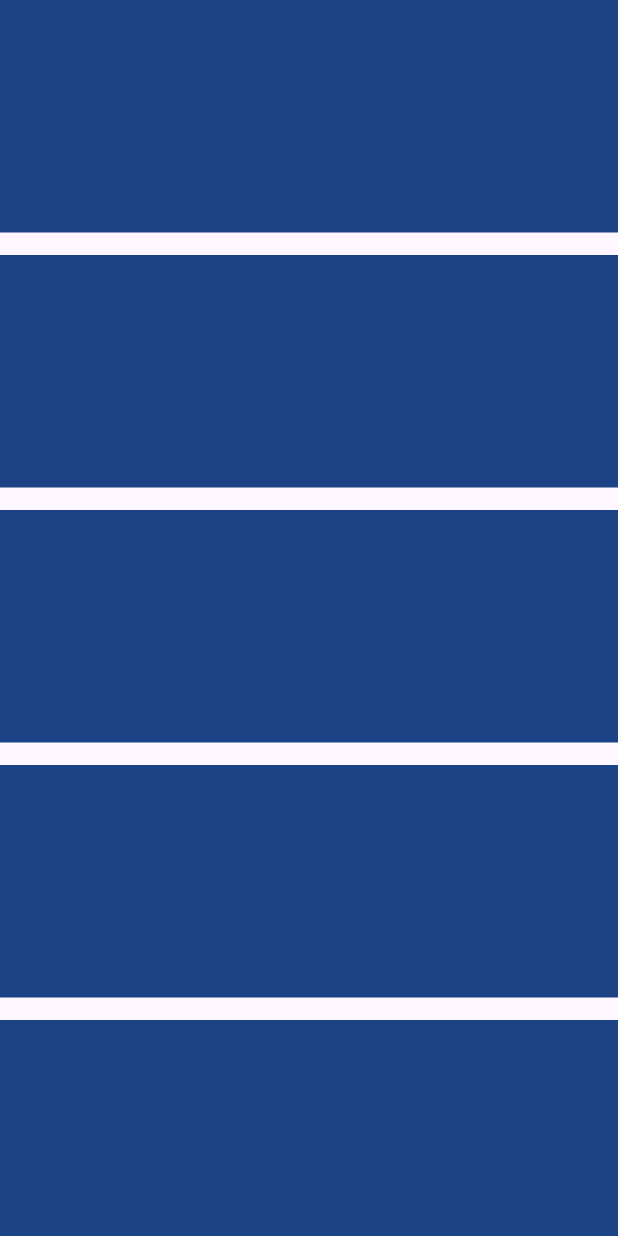
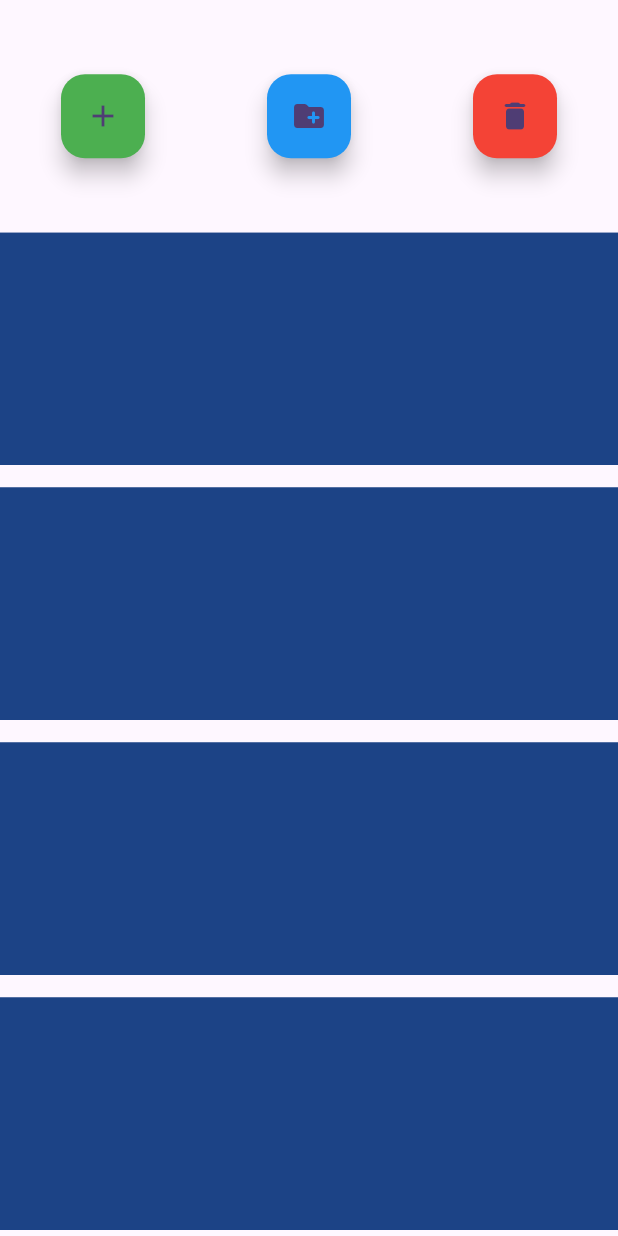
Before and after one commit to DerWolf01/fancy_list_view, a Flutter app: the screen it shows after launch, on a phone screen of 412 x 824 dp. Run offline on Flutter 3.47's test engine with Material 3 defaults, Android fonts, the light colour scheme and no system bars; missing offline and left inert: advanced_change_notifier.

Commit message:
Adding items works now. Adding at specfic index is buggy yet. Implementing the removeale of an item at specified index

```diff
--- a/lib/main.dart
+++ b/lib/main.dart
@@ -4,6 +4,7 @@ export 'package:fancy_list_view/src/fancy_list_view.dart';
 
 // Remove before publish
 import 'dart:math';
+import 'package:fancy_list_view/src/fancy_list_controller.dart';
 import 'package:flutter/material.dart';
 import 'package:fancy_list_view/src/fancy_list_view.dart';
 
@@ -11,9 +12,14 @@ void main() {
   runApp(const MyApp());
 }
 
-class MyApp extends StatelessWidget {
+class MyApp extends StatefulWidget {
   const MyApp({super.key});
 
+  @override
+  State<StatefulWidget> createState() => MyAppState();
+}
+
+class MyAppState extends State<MyApp> {
   // This widget is the root of your application.
   @override
   Widget build(BuildContext context) {
@@ -62,37 +68,57 @@ class MyHomePage extends StatefulWidget {
 }
 
 class _MyHomePageState extends State<MyHomePage> {
-  int _counter = 0;
-
-  void _incrementCounter() {
-    setState(() {
-      // This call to setState tells the Flutter framework that something has
-      // changed in this State, which causes it to rerun the build method below
-      // so that the display can reflect the updated values. If we changed
-      // _counter without calling setState(), then the build method would not be
-      // called again, and so nothing would appear to happen.
-      _counter++;
-    });
-  }
-
   @override
   Widget build(BuildContext context) {
-    // This method is rerun every time setState is called, for instance as done
-    // by the _incrementCounter method above.
-    //
-    // The Flutter framework has been optimized to make rerunning build methods
-    // fast, so that you can just rebuild anything that needs updating rather
-    // than having to individually change instances of widgets.
+    final FancyListController controller = FancyListController();
+
     return Scaffold(
-      body: FancyListView(
-          children: [1, 2, 3, 4, 5, 6, 7, 8, 9]
-              .map((e) => Container(
-                    color: Color((Random().nextDouble() * 0xFFFFFF).toInt())
-                        .withOpacity(1.0),
-                  ))
-              .toList(),
-          height: MediaQuery.sizeOf(context).height,
-          itemHeight: 155),
+      body: Column(children: [
+        Container(
+          height: 155,
+          child:
+              Row(mainAxisAlignment: MainAxisAlignment.spaceAround, children: [
+            FloatingActionButton(
+              backgroundColor: Colors.green,
+              onPressed: () {
+                controller.addItem(Container(
+                  color: Colors.green,
+                ));
+              },
+              child: const Icon(Icons.add),
+            ),
+            FloatingActionButton(
+              backgroundColor: Colors.blue,
+              onPressed: () {
+                controller.addItemAt(
+                    Container(
+                      color: Colors.blue,
+                    ),
+                    1);
+              },
+              child: const Icon(Icons.create_new_folder_rounded),
+            ),
+            FloatingActionButton(
+              backgroundColor: Colors.red,
+              onPressed: () {
+                controller.removeItemAt(3);
+              },
+              child: const Icon(Icons.delete_rounded),
+            ),
+          ]),
+        ),
+        FancyListView(
+            controller: controller,
+            clipBehavior: Clip.antiAlias,
+            height: MediaQuery.sizeOf(context).height,
+            itemHeight: 155,
+            children: [1, 2, 3, 4, 5]
+                .map((e) => Container(
+                      color: Color((Random().nextDouble() * 0xFFFFFF).toInt())
+                          .withOpacity(1.0),
+                    ))
+                .toList())
+      ]),
     );
   }
 }
--- a/lib/src/fancy_list_controller.dart
+++ b/lib/src/fancy_list_controller.dart
@@ -1,17 +1,159 @@
+import 'dart:math';
+
+import 'package:advanced_change_notifier/advanced_change_notifier.dart';
 import 'package:fancy_list_view/main.dart';
 import 'package:fancy_list_view/src/animation_stop.dart';
 import 'package:fancy_list_view/src/fancy_list_item.dart';
 import 'package:flutter/material.dart';
+import 'package:flutter/widgets.dart';
 
-class FancyListController {
+typedef OnAddListenerType<T> = void Function(T item);
+typedef OnRemoveListenerType = void Function(int index);
+
+class ListWidgetChangeNotifier<T> {
+  notifyAddListeners(T item) {
+    for (var element in onAddListeners) {
+      element(item);
+    }
+  }
+
+  notifyRemoveListeners(int index) {
+    for (var element in onRemoveListeners) {
+      element(index);
+    }
+  }
+
+  List<OnAddListenerType<T>> onAddListeners = [];
+  List<OnRemoveListenerType> onRemoveListeners = [];
+
+  createOnAddListener(OnAddListenerType listener) =>
+      onAddListeners.add(listener);
+
+  removeOnAddListener(OnAddListenerType listener) => onAddListeners.removeWhere(
+        (element) => element == listener,
+      );
+  createOnRemoveListener(OnRemoveListenerType listener) =>
+      onRemoveListeners.add(listener);
+
+  removeOnRemoveListener(OnRemoveListenerType listener) =>
+      onRemoveListeners.removeWhere(
+        (element) => element == listener,
+      );
+}
+
+class FancyListController extends ListWidgetChangeNotifier<FancyListItem> {
+  FancyListController._internal();
+  static FancyListController? _instance;
+
+  factory FancyListController() {
+    _instance ??= FancyListController._internal();
+    return _instance!;
+  }
+
   double listContentHeight = 0.0;
+  double listHeight = .0;
   late FancyListView view;
   List<FancyListItem> items = [];
   double changeY = 0.0;
-  late final BuildContext context;
+  late final GlobalKey<FancyListStackState> globalKey;
+  BuildContext get context => globalKey.currentState!.context;
+
+  // Key get uniqueKey {
+  //   var res = Key(Random().nextDouble().toString());
+
+  //   print(res);
+  //   return res;
+  // }
+
+  FancyListItem mockItem(int index) => (() => FancyListItem(
+      Text(Random().nextDouble().toString()),
+      animateOnEnter: true,
+      isLastItem: index == items.length - 1,
+      index: index,
+      fancyListController: this,
+      onEnter: AnimationStop(
+        key: const Key("onEnter"),
+        x: (context) => 0.0,
+        scale: (c, progress) => 1.0,
+      ),
+      onLeave: AnimationStop(
+        key: const Key("onLeave"),
+        x: (context) => MediaQuery.sizeOf(context).width,
+        scale: (c, progress) => 1.0,
+      ),
+      dragging: false,
+      listHeight: listHeight,
+      height: itemHeight,
+      initialChangeY: changeY,
+      y: (index == 0 ? index * (itemHeight) : index * (itemHeight + gap))))();
+
+  void addItem(Widget item) {
+    var newItem = mockItem(0);
+    for (var current in items) {
+      current.increaseIndex();
+      current.baseY.value += newItem.height + gap;
+    }
+    items.add(newItem);
+
+    print(items.map(
+      (e) => e.index,
+    ));
+    notifyAddListeners(newItem);
+  }
+
+// At an item to specific index
+  void addItemAt(Widget item, int index) {
+    var newItem = mockItem(index);
+    for (var current in items.getRange(index, items.length)) {
+      current.increaseIndex();
+      current.baseY.value += newItem.height + gap;
+    }
+    items.add(newItem);
+
+    print(items.map(
+      (e) => e.index,
+    ));
+    notifyAddListeners(newItem);
+  }
+
+// At an item to specific index
+  void removeItemAt(int index) {
+    var toRemove = items[index];
+
+    for (int i = index + 1; i < items.length - 1; i++) {
+      var current = items[i];
+      current.decreaseIndex();
+      current.baseY.value -= toRemove.height + gap;
+    }
+    items.removeAt(index);
+
+    print(items.map(
+      (e) => e.index,
+    ));
+    notifyRemoveListeners(index);
+  }
+
+  List<FancyListItem> itemsFromIndex(int index) {
+    List<FancyListItem> res = [];
+    for (var i = index; i < items.length - 1; i++) {
+      res.add(items[i]);
+    }
+    return res;
+  }
+
+  void increaseBaseY(double y, {int? from}) {
+    var items =
+        this.items.getRange(from ?? 0, this.items.length).toList().reversed;
+    for (var item in items) {
+      item.baseY.value += y;
+      // print("moving ${item.key} - ${item.onScreen()}");
+    }
+  }
+
   void moveY(double y) {
     changeY += y;
     for (var item in items) {
+      print(item.index);
       item.moveY(context, y);
       // print("moving ${item.key} - ${item.onScreen()}");
     }
@@ -24,34 +166,37 @@ class FancyListController {
     }
   }
 
-  List<FancyListItem> onInit(
-      BuildContext context, FancyListView view, bool dragging, double height) {
+  List<FancyListItem> onInit(FancyListView view,
+      GlobalKey<FancyListStackState> globalKey, double height) {
+    this.globalKey = globalKey;
     listContentHeight = view.children.length * view.itemHeight;
-    this.context = context;
+
     this.view = view;
-
+    listHeight = height;
     int index = 0;
 
     items = children.map((e) {
       var item = FancyListItem(
+        e,
+        // key: uniqueKey,
+        animateOnEnter: false,
         isLastItem: index == view.children.length - 1,
         index: index,
         fancyListController: this,
         onEnter: AnimationStop(
-          key: Key("onEnter"),
+          key: const Key("onEnter"),
           x: (context) => 0.0,
           scale: (c, progress) => 1.0,
         ),
         onLeave: AnimationStop(
-          key: Key("onLeave"),
+          key: const Key("onLeave"),
           x: (context) => MediaQuery.sizeOf(context).width,
           scale: (c, progress) => 1.0,
         ),
         listHeight: height,
         height: itemHeight,
-        key: Key(index.toString()),
-        e,
-        dragging: dragging,
+        // key: Key(index.toString()),
+        dragging: false,
         y: (index == 0 ? index * (itemHeight) : index * (itemHeight + gap)),
       );
       index++;
--- a/lib/src/fancy_list_item.dart
+++ b/lib/src/fancy_list_item.dart
@@ -12,32 +12,43 @@ class FancyListItem extends StatelessWidget {
       required this.height,
       required this.listHeight,
       required double y,
+      double? initialChangeY,
       required this.isLastItem,
       required this.index,
       required this.fancyListController,
-      required this.dragging})
-      : baseY = ValueNotifier(y);
+      required this.dragging,
+      bool? animateOnEnter,
+      bool? animateOnTrigger})
+      : baseY = ValueNotifier(y),
+        animateOnEnter = animateOnEnter ?? false,
+        animateOnTrigger = animateOnTrigger ?? false,
+        changeY = ValueNotifier(initialChangeY ?? 0.0);
   final Widget child;
   bool isLastItem;
   bool get isFirstItem => index == 0;
   int index;
+  increaseIndex() => index++;
+  decreaseIndex() => index--;
+  bool animateOnEnter;
+  bool animateOnTrigger;
   AnimationStop onEnter;
 
   AnimationStop onLeave;
   final double listHeight;
   final double height;
   final ValueNotifier<double> baseY;
-  late final ValueNotifier<double> x;
+  ValueNotifier<double> x = ValueNotifier(0.0);
   final FancyListController fancyListController;
-  final ValueNotifier<double> changeY = ValueNotifier(0.0);
+  final ValueNotifier<double> changeY;
   final Color color =
       Color((Random().nextDouble() * 0xFFFFFF).toInt()).withOpacity(1.0);
-  late final double baseEndTillEnd;
-  late final double baseStartTillEnd;
-  late final double baseEndTillStart;
-  late final double baseStartTillStart;
+  late double baseEndTillEnd;
+  late double baseStartTillEnd;
+  late double baseEndTillStart;
+  late double baseStartTillStart;
   final bool dragging;
   final ValueNotifier<double> scale = ValueNotifier(1.0);
+
   bool get leavingStart => !endOverStart && startOverStart;
   bool get leavingEnd => endOverEnd && !startOverEnd;
 
@@ -231,6 +242,21 @@ class FancyListItem extends StatelessWidget {
     return true;
   }
 
+  enter(BuildContext context) {
+    Future.delayed(
+      Duration(milliseconds: (355 / 2).toInt()),
+      () {
+        x.value = onEnter.x(context);
+        scale.value = onEnter.scale(context, 1.0);
+      },
+    );
+  }
+
+  leave(BuildContext context) {
+    x.value = onLeave.x(context);
+    scale.value = onEnter.scale(context, 1.0);
+  }
+
   @override
   Widget build(BuildContext context) {
     baseEndTillEnd = baseY.value + height - listHeight;
@@ -238,18 +264,36 @@ class FancyListItem extends StatelessWidget {
     baseStartTillStart = baseY.value + listHeight;
     baseStartTillEnd = baseY.value - listHeight;
     x = ValueNotifier(onEnter.x(context));
+    if (animateOnEnter) {
+      x.value = onLeave.x(context);
+      scale.value = onEnter.scale(context, 0.0);
+      WidgetsBinding.instance.addPostFrameCallback(
+        (timeStamp) {
+          Future.delayed(
+            Duration(milliseconds: (355 / 2).toInt()),
+            () {
+              x.value = onEnter.x(context);
+              scale.value = onEnter.scale(context, 1.0);
+              animateOnEnter = false;
+            },
+          );
+        },
+      );
+    } else if (animateOnTrigger) {
+      resetValues(context);
+    }
     return ValueListenableBuilder(
         valueListenable: scale,
-        builder: (context, scale, child) => ValueListenableBuilder(
-            valueListenable: baseY,
-            builder: (context, baseY, child) => ValueListenableBuilder(
+        builder: (context, scale, child) => AnimatedScale(
+            scale: scale,
+            duration: Duration(milliseconds: dragging ? 0 : 355),
+            child: ValueListenableBuilder(
                 valueListenable: changeY,
                 builder: (context, changeY, child) => ValueListenableBuilder(
                     valueListenable: x,
-                    builder: (context, x, child) => AnimatedScale(
-                          scale: scale,
-                          duration: Duration(milliseconds: dragging ? 0 : 355),
-                          child: AnimatedContainer(
+                    builder: (context, x, child) => ValueListenableBuilder(
+                          valueListenable: baseY,
+                          builder: (context, baseY, child) => AnimatedContainer(
                             height: height,
                             curve: Curves.easeOut,
                             duration:
@@ -257,7 +301,7 @@ class FancyListItem extends StatelessWidget {
                             transform: Matrix4.translationValues(
                                 x, baseY + changeY, 0),
                             decoration: BoxDecoration(color: color),
-                            child: child,
+                            child: this.child,
                           ),
                         )))));
   }
--- a/lib/src/fancy_list_view.dart
+++ b/lib/src/fancy_list_view.dart
@@ -1,4 +1,5 @@
 import 'package:fancy_list_view/src/fancy_list_controller.dart';
+import 'package:fancy_list_view/src/fancy_list_item.dart';
 import 'package:flutter/material.dart';
 // TODO
 
@@ -6,36 +7,60 @@ import 'package:flutter/material.dart';
 // Implement functionality to add items add prefered index
 // Implement functionality to remove items add prefered index
 
-class FancyListView extends StatelessWidget {
+class FancyListView extends StatefulWidget {
   FancyListView(
       {required this.children,
       required this.height,
       required this.itemHeight,
+      FancyListController? controller,
       this.clipBehavior,
       this.decoration,
-      super.key});
+      super.key})
+      : controller = controller ?? FancyListController();
 
   final List<Widget> children;
   final double gap = 15.0;
-  final FancyListController controller = FancyListController();
+  final FancyListController controller;
   final double height;
   final double itemHeight;
-
-  final ValueNotifier<double> _y = ValueNotifier(0.0);
-  final ValueNotifier<bool> _dragging = ValueNotifier(false);
-  late final bool scrollabe = true;
 
   final Clip? clipBehavior;
   final BoxDecoration? decoration;
 
   @override
+  State<StatefulWidget> createState() => FancyListViewState();
+}
+
+class FancyListViewState extends State<FancyListView> {
+  List<Widget> get children => widget.children;
+  double get gap => widget.gap;
+  FancyListController get controller => widget.controller;
+  double get height => widget.height;
+  double get itemHeight => widget.itemHeight;
+
+  final ValueNotifier<double> _y = ValueNotifier(0.0);
+  final ValueNotifier<bool> _dragging = ValueNotifier(false);
+
+  Clip? get clipBehavior => widget.clipBehavior;
+  BoxDecoration? get decoration => widget.decoration;
+  bool initialized = false;
+  @override
+  void initState() {
+    super.initState();
+  }
+
+  @override
   Widget build(BuildContext context) {
-    var items = controller.onInit(context, this, _dragging.value, height);
+    // print(items != null ? "items initialized" : "items not initialized");
 
+    // if (!initialized) {
+    //   items ??= controller.onInit(context, widget, height);
+    //   initialized = true;
+    // }
     return Container(
         height: height,
         clipBehavior: clipBehavior ?? Clip.none,
-        decoration: decoration,
+        decoration: decoration ?? const BoxDecoration(),
         child: GestureDetector(
             onVerticalDragStart: (details) => (d) => _dragging.value = true,
             onVerticalDragUpdate: (details) {
@@ -46,7 +71,55 @@ class FancyListView extends StatelessWidget {
             },
             child: ValueListenableBuilder(
                 valueListenable: _dragging,
-                builder: (context, dragging, c) => Stack(children: items))));
+                builder: (context, dragging, c) => FancyListStack(widget))));
+  }
+}
+
+class FancyListStack extends StatefulWidget {
+  FancyListStack(
+    this.view,
+  );
+
+  final FancyListView view;
+  @override
+  final GlobalKey<FancyListStackState> key = GlobalKey();
+  @override
+  State<StatefulWidget> createState() => FancyListStackState();
+}
+
+class FancyListStackState extends State<FancyListStack> {
+  List<FancyListItem>? items;
+
+  final GlobalKey<FancyListStackState> key = GlobalKey();
+  @override
+  void initState() {
+    super.initState();
+
+    items = widget.view.controller
+        .onInit(widget.view, widget.key, widget.view.height);
+    controller.createOnAddListener(
+      (value) async {
+        print("new item: $value: {height: ${value?.height}, y: ${value?.y}}");
+        if (value == null) {
+          return;
+        }
+        setState(() {
+          items = controller.items;
+        });
+      },
+    );
+
+    controller.createOnRemoveListener(
+      (index) {
+        items!.removeAt(index);
+      },
+    );
+  }
+
+  FancyListController get controller => widget.view.controller;
+  @override
+  Widget build(BuildContext context) {
+    return Stack(children: items!);
   }
 }
 
--- a/pubspec.yaml
+++ b/pubspec.yaml
@@ -35,6 +35,7 @@ dependencies:
   # The following adds the Cupertino Icons font to your application.
   # Use with the CupertinoIcons class for iOS style icons.
   cupertino_icons: ^1.0.6
+  advanced_change_notifier: ^1.0.0
 
 dev_dependencies:
   flutter_test:
```
Also changed, not shown: pubspec.lock.
